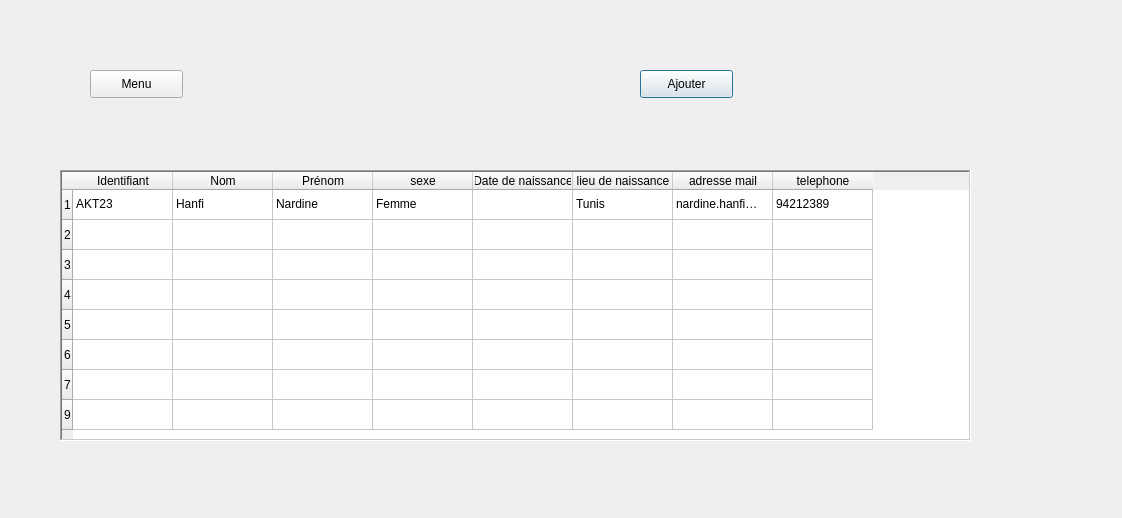
Above: dialogevent.ui from IbriRima/Smart_Municipality_2A3 before the change. Below: the same form after it.
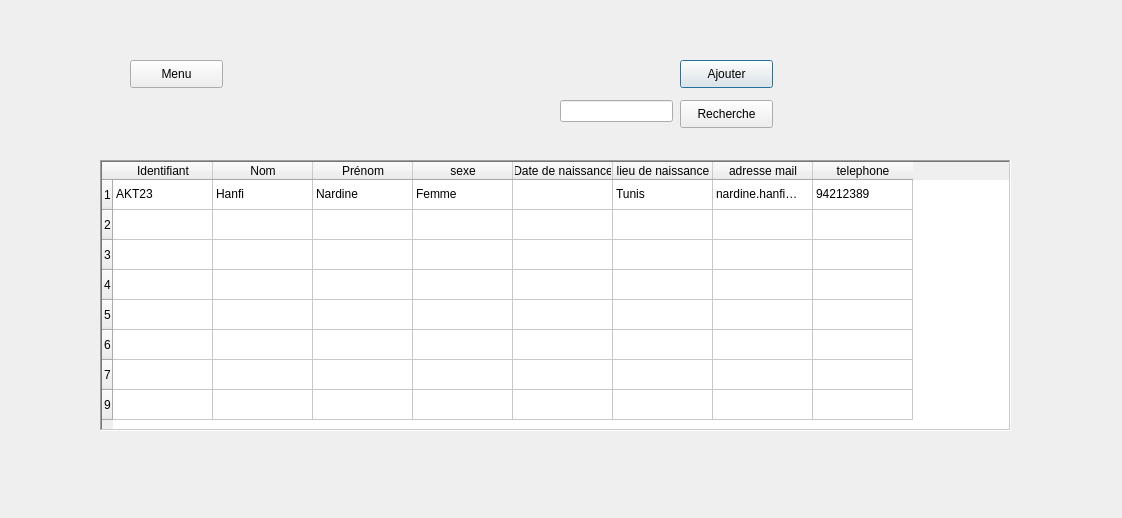
That is the form after the change.

Commit message: Commit 3 : CRUD + métier (Recherche,Tri,PDFcreator) ;

Diff of the .ui file:
```diff
--- a/dialogevent.ui
+++ b/dialogevent.ui
@@ -16,8 +16,8 @@
   <widget class="QStackedWidget" name="stackedWidge_etat">
    <property name="geometry">
     <rect>
-     <x>30</x>
-     <y>40</y>
+     <x>70</x>
+     <y>30</y>
      <width>991</width>
      <height>481</height>
     </rect>
@@ -197,6 +197,29 @@
       <string>Menu</string>
      </property>
     </widget>
+    <widget class="QLineEdit" name="lineEdit">
+     <property name="geometry">
+      <rect>
+       <x>490</x>
+       <y>70</y>
+       <width>113</width>
+       <height>22</height>
+      </rect>
+     </property>
+    </widget>
+    <widget class="QPushButton" name="pushButton_3">
+     <property name="geometry">
+      <rect>
+       <x>610</x>
+       <y>70</y>
+       <width>93</width>
+       <height>28</height>
+      </rect>
+     </property>
+     <property name="text">
+      <string>Recherche</string>
+     </property>
+    </widget>
    </widget>
    <widget class="QWidget" name="page_add">
     <widget class="QPushButton" name="pushButton_save">
```
The commit also changes 46 other files.
